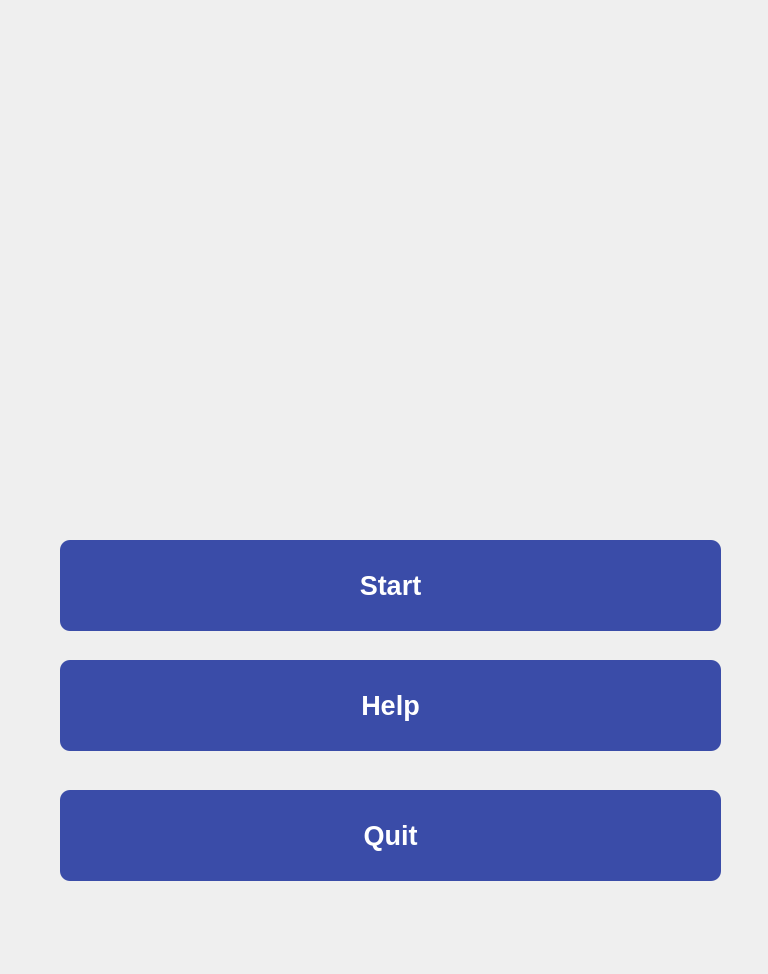
This is UserFilterCamera-Project/Project/newnew_pyClick.ui in Eundding/UserFilterProject as Qt 5 draws it before an edit. The edited form follows.
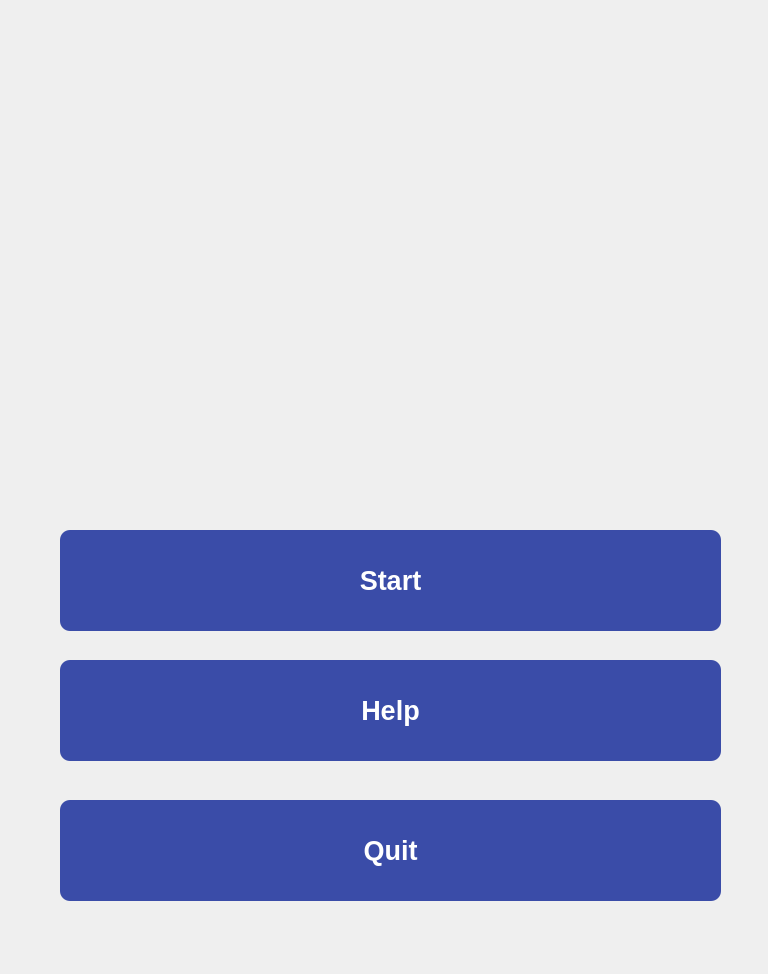
This is the edited form.

Patch:
```diff
--- a/UserFilterCamera-Project/Project/newnew_pyClick.ui
+++ b/UserFilterCamera-Project/Project/newnew_pyClick.ui
@@ -41,7 +41,7 @@
      <x>60</x>
      <y>660</y>
      <width>661</width>
-     <height>91</height>
+     <height>101</height>
     </rect>
    </property>
    <property name="font">
@@ -76,9 +76,9 @@
    <property name="geometry">
     <rect>
      <x>60</x>
-     <y>540</y>
+     <y>530</y>
      <width>661</width>
-     <height>91</height>
+     <height>101</height>
     </rect>
    </property>
    <property name="font">
@@ -111,9 +111,9 @@
    <property name="geometry">
     <rect>
      <x>60</x>
-     <y>790</y>
+     <y>800</y>
      <width>661</width>
-     <height>91</height>
+     <height>101</height>
     </rect>
    </property>
    <property name="font">
```
